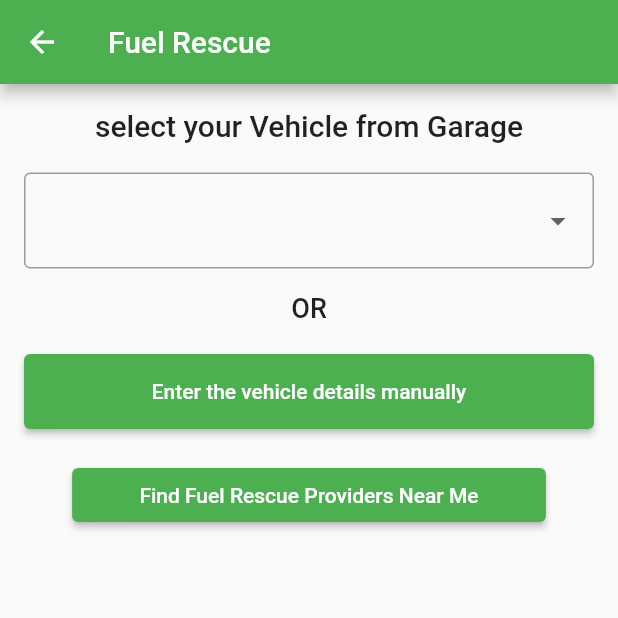
After one commit to abhirajkiran/AutoResQ, a Flutter app: the UserFuelScreen screen opened directly, on a phone screen of 412 x 824 dp, the top half of it. The commit adds this screen. Run offline on Flutter 3.47's test engine with Material 2 defaults, Android fonts, the light colour scheme and no system bars; our stand-ins replace image_picker.

Commit message:
service screens added and routed

```diff
--- a/lib/Screens/NavBar.dart
+++ b/lib/Screens/UserScreens/HomeScreens/NavBar.dart
@@ -1,7 +1,7 @@
 import 'package:flutter/material.dart';
-import 'package:resp/Screens/SettingsScreen.dart';
-import 'package:resp/Screens/homeScreen.dart';
-import 'package:resp/Screens/loginScreen.dart';
+import 'package:resp/Screens/UserScreens/SettingsScreen.dart';
+import 'package:resp/Screens/UserScreens/HomeScreens/homeScreen.dart';
+import 'package:resp/Screens/UserScreens/loginScreen.dart';
 class NavBar extends StatelessWidget {
   const NavBar({super.key});
 
--- a/lib/Screens/SettingsScreen.dart
+++ b/lib/Screens/UserScreens/SettingsScreen.dart
@@ -1,9 +1,9 @@
 
 
 import 'package:flutter/material.dart';
-import 'package:resp/Screens/NavBar.dart';
-import 'package:resp/Screens/homeScreen.dart';
-import 'package:resp/Screens/loginScreen.dart';
+import 'package:resp/Screens/UserScreens/HomeScreens/NavBar.dart';
+import 'package:resp/Screens/UserScreens/HomeScreens/homeScreen.dart';
+import 'package:resp/Screens/UserScreens/loginScreen.dart';
 class SettingsScreen extends StatefulWidget {
   const SettingsScreen({super.key});
 
--- a/lib/Screens/SignupScreen.dart
+++ b/lib/Screens/UserScreens/SignupScreen.dart
@@ -2,7 +2,7 @@ import 'package:flutter/material.dart';
 import 'package:flutter/services.dart';
 import 'package:flutter/src/widgets/framework.dart';
 import 'package:flutter/src/widgets/placeholder.dart';
-import 'package:resp/Screens/loginScreen.dart';
+import 'package:resp/Screens/UserScreens/loginScreen.dart';
 
 class SignupScreen extends StatefulWidget {
   const SignupScreen({Key? key}) : super(key: key);
--- /dev/null
+++ b/lib/Screens/UserScreens/UserServiceScreens/user_FuelScreen.dart
@@ -0,0 +1,95 @@
+import 'package:flutter/material.dart';
+import 'package:resp/Screens/UserScreens/garageFormScreen.dart';
+
+class UserFuelScreen extends StatefulWidget {
+  @override
+  _UserFuelScreenState createState() => _UserFuelScreenState();
+}
+
+class _UserFuelScreenState extends State<UserFuelScreen> {
+  String dropdownValue = 'Option 1';
+
+  @override
+  Widget build(BuildContext context) {
+    return Scaffold(
+      appBar: AppBar(
+        title: Text('Fuel Rescue'),
+      ),
+      body: Padding(
+        padding: const EdgeInsets.all(16.0),
+        child: Column(
+          crossAxisAlignment: CrossAxisAlignment.start,
+          children: [
+            const Center(
+              child: Text(
+                'select your Vehicle from Garage',
+                style: TextStyle(fontSize: 20, fontWeight: FontWeight.w500),
+              ),
+            ),
+            const SizedBox(height: 20),
+            // ignore: sized_box_for_whitespace
+            Container(
+              width: MediaQuery.of(context).size.width * 2.8 / 3,
+              child: DropdownButtonFormField<String>(
+                decoration: const InputDecoration(
+                  border: OutlineInputBorder(),
+                ),
+                value: null,
+                onChanged: (newValue) {
+                  setState(() {
+                    dropdownValue = newValue!;
+                  });
+                },
+                items: <String>[
+                  'LAND CRUISER',
+                  'FORD RAPTOR',
+                  'BMW M5',
+                  'AUDI Q7'
+                ].map<DropdownMenuItem<String>>((String value) {
+                  return DropdownMenuItem<String>(
+                    value: value,
+                    child: Text(value),
+                  );
+                }).toList(),
+              ),
+            ),
+            SizedBox(height: 16),
+            const Center(
+              child: Text(
+                'OR',
+                style: TextStyle(fontSize: 18, fontWeight: FontWeight.w500),
+              ),
+            ),
+            SizedBox(height: 20),
+            Container(
+                width: MediaQuery.of(context).size.width * 2.8 / 3,
+                height: 50,
+                child: ElevatedButton(
+                    onPressed: () {
+                      Navigator.push(
+                        context,
+                        MaterialPageRoute(
+                            builder: (context) => CarFormScreen()),
+                      );
+                    },
+                    child: Text('Enter the vehicle details manually'))),
+
+            SizedBox(
+              height: 20,
+            ),
+
+            Center(
+              child: Container(
+                width: MediaQuery.of(context).size.width * 2.3 / 3,
+                child: ElevatedButton(
+                  onPressed: () {},
+                  child: Text('Find Fuel Rescue Providers Near Me'),
+                ),
+              ),
+            ),
+          ],
+        ),
+      ),
+    );
+  }
+}
--- a/lib/Screens/garageFormScreen.dart
+++ b/lib/Screens/UserScreens/garageFormScreen.dart
@@ -75,7 +75,7 @@ class CarFormScreen extends StatelessWidget {
               Center(
                 child: ElevatedButton(
                   onPressed: () {
-
+                    Navigator.of(context).pop();
                   },
                   child: Text('Submit'),
                 ),
--- a/lib/Screens/garageScreen.dart
+++ b/lib/Screens/UserScreens/garageScreen.dart
@@ -1,11 +1,11 @@
 import 'package:flutter/material.dart';
 import 'package:flutter/src/widgets/framework.dart';
 import 'package:flutter/src/widgets/placeholder.dart';
-import 'package:resp/Screens/garageFormScreen.dart';
-import 'package:resp/Screens/homeScreen.dart';
+import 'package:resp/Screens/UserScreens/garageFormScreen.dart';
+import 'package:resp/Screens/UserScreens/HomeScreens/homeScreen.dart';
 
 
-import 'package:resp/Screens/loginScreen.dart';
+import 'package:resp/Screens/UserScreens/loginScreen.dart';
 
 import 'package:resp/widgets/vehicleCard.dart';
 
--- a/lib/Screens/loginScreen.dart
+++ b/lib/Screens/UserScreens/loginScreen.dart
@@ -1,8 +1,8 @@
 import 'package:flutter/material.dart';
 import 'package:flutter/src/widgets/framework.dart';
 import 'package:flutter/src/widgets/placeholder.dart';
-import 'package:resp/Screens/SignupScreen.dart';
-import 'package:resp/Screens/homeScreen.dart';
+import 'package:resp/Screens/UserScreens/SignupScreen.dart';
+import 'package:resp/Screens/UserScreens/HomeScreens/homeScreen.dart';
 
 class LoginScreen extends StatefulWidget {
   const LoginScreen({super.key});
--- a/lib/Screens/splashScreen.dart
+++ b/lib/Screens/UserScreens/splashScreen.dart
@@ -1,7 +1,7 @@
 import 'package:flutter/material.dart';
 import 'package:flutter/src/widgets/framework.dart';
 import 'package:flutter/src/widgets/placeholder.dart';
-import 'package:resp/Screens/loginScreen.dart';
+import 'package:resp/Screens/UserScreens/loginScreen.dart';
 
 class SplashScreen extends StatelessWidget {
 
```
Also changed, not shown: lib/Screens/UserScreens/HomeScreens/homeScreen.dart (renamed from lib/Screens/homeScreen.dart, +37 -8 lines), lib/Screens/UserScreens/UserServiceScreens/user_MechanicScreen.dart (added, +92 -0 lines), lib/Screens/UserScreens/UserServiceScreens/user_Tow.dart (added, +94 -0 lines), lib/Screens/UserScreens/UserServiceScreens/user_TyreScreen.dart (added, +94 -0 lines), lib/main.dart (+7 -6 lines).
